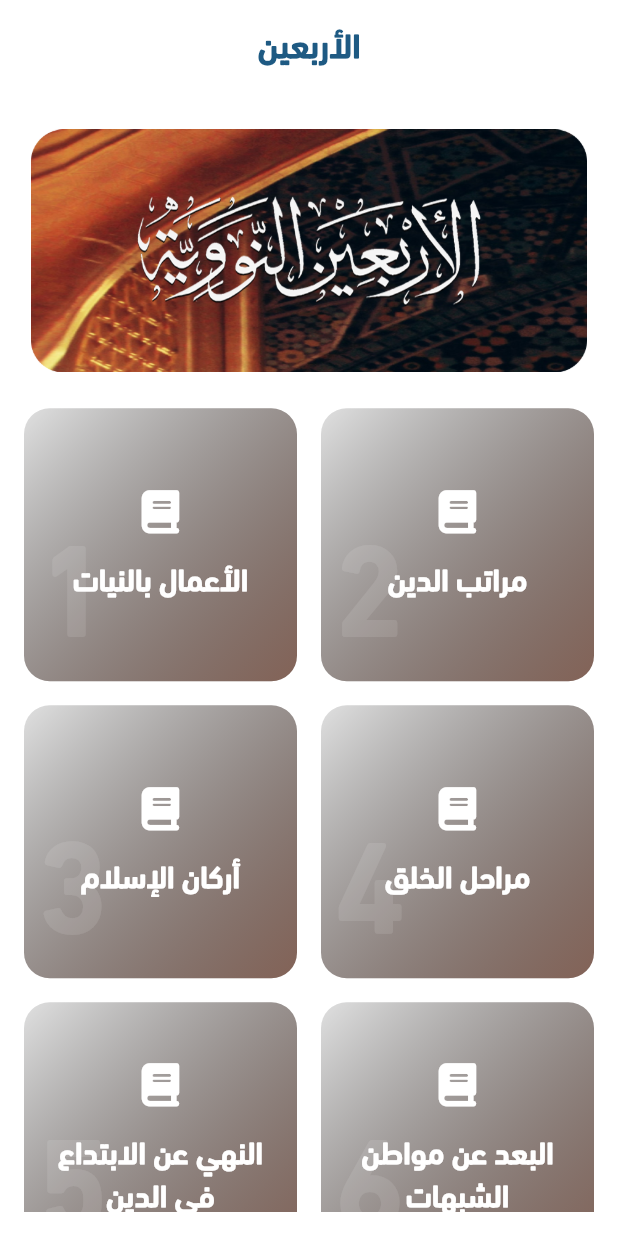
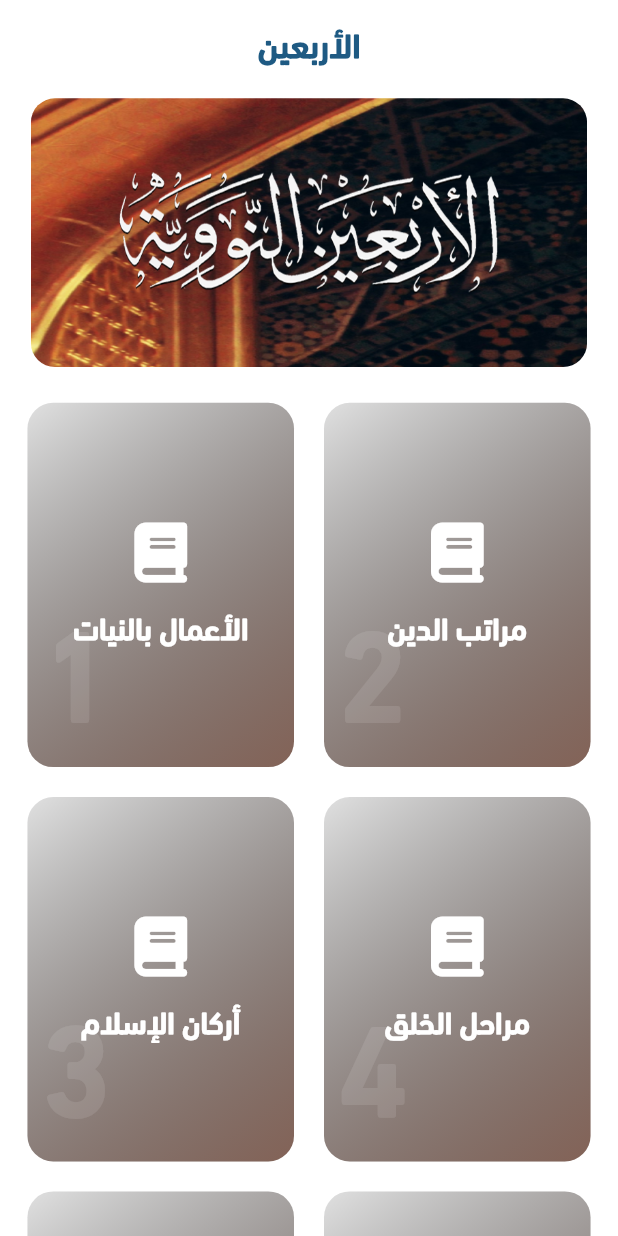
Before and after one commit to hamdyhaggag/Tatmaen-Azkar_App, a Flutter app: the AhadithScreen screen opened directly, on a phone screen of 412 x 824 dp. Run offline on Flutter 3.47's test engine with Material 3 defaults, Android fonts, the phone set to English and light mode, and no system bars; our stand-ins replace awesome_notifications, bloc, confetti, dio, easy_dynamic_theme, firebase_core and 12 more; missing offline and left inert: esys_flutter_share_plus, flutter_vibrate; accounts and stored records are empty.

Commit message:
Refactor AhadithScreen for Consistency with AzkarCategoryCard: Standardize Container Size, Circular Image Edges, and Matching Icon/Text Style

```diff
--- a/lib/Business_Logic/Cubit/app_cubit.dart
+++ b/lib/Business_Logic/Cubit/app_cubit.dart
@@ -3,6 +3,7 @@ import 'package:flutter_svg/flutter_svg.dart';
 import 'package:geocoding/geocoding.dart';
 import 'package:geolocator/geolocator.dart';
 import 'package:tatmaen/Data/Model/times_model.dart';
+import 'package:tatmaen/Presentation/screens/azkar_screens/azkar_screen.dart';
 import 'package:tatmaen/imports.dart';
 
 class AppCubit extends Cubit<AppStates> {
--- a/lib/Data/notification/notification_service.dart
+++ b/lib/Data/notification/notification_service.dart
@@ -1,4 +1,5 @@
 import 'package:flutter/material.dart';
+import 'package:tatmaen/Presentation/screens/azkar_screens/azkar_screen.dart';
 import '../../imports.dart';
 
 class NotificationService {
--- a/lib/Presentation/Widgets/Azkar/ahadith_category_card.dart
+++ b/lib/Presentation/Widgets/Azkar/ahadith_category_card.dart
@@ -5,7 +5,7 @@ class AhadithCategoryCard extends StatelessWidget {
   final IconData icon;
   final String title;
   final VoidCallback onTap;
-  final String? imageUrl; // Nullable imageUrl
+  final String? imageUrl;
   final int number;
 
   const AhadithCategoryCard({
@@ -13,7 +13,7 @@ class AhadithCategoryCard extends StatelessWidget {
     required this.icon,
     required this.title,
     required this.onTap,
-    this.imageUrl, // Optional parameter
+    this.imageUrl,
     required this.number,
   });
 
@@ -24,8 +24,17 @@ class AhadithCategoryCard extends StatelessWidget {
       child: Stack(
         clipBehavior: Clip.none,
         children: [
-          // Background Image
-          Positioned.fill(
+          _buildBackground(),
+          _buildGradientOverlay(),
+          _buildContent(),
+          _buildNumber(),
+        ],
+      ),
+    );
+  }
+
+  Widget _buildBackground() {
+    return Positioned.fill(
       child: Container(
         decoration: BoxDecoration(
           image: imageUrl != null
@@ -33,30 +42,35 @@ class AhadithCategoryCard extends StatelessWidget {
                   image: AssetImage(imageUrl!),
                   fit: BoxFit.cover,
                 )
-                    : null, // No image
-                color: imageUrl == null
-                    ? Colors.grey[300]
-                    : null, // Placeholder color
+              : null,
+          color: imageUrl == null ? Colors.grey[300] : null,
           borderRadius: BorderRadius.circular(15.0.r),
         ),
       ),
-          ),
-          // Linear Gradient Overlay
-          Positioned.fill(
+    );
+  }
+
+  Widget _buildGradientOverlay() {
+    return Positioned.fill(
       child: DecoratedBox(
         decoration: BoxDecoration(
           borderRadius: BorderRadius.circular(15.0.r),
           gradient: LinearGradient(
-                  colors: [Colors.transparent, Colors.brown.withOpacity(0.9)],
+            colors: [
+              Colors.transparent,
+              Colors.brown.withOpacity(0.9),
+            ],
             stops: const [0.0, 1.0],
             begin: Alignment.topLeft,
             end: Alignment.bottomRight,
           ),
         ),
       ),
-          ),
-          // Content
-          Positioned.fill(
+    );
+  }
+
+  Widget _buildContent() {
+    return Positioned.fill(
       child: Container(
         padding: EdgeInsets.all(16.0.w),
         child: Column(
@@ -64,7 +78,7 @@ class AhadithCategoryCard extends StatelessWidget {
           children: [
             Icon(
               icon,
-                    size: 25.0.sp,
+              size: 35.0.sp,
               color: Colors.white,
             ),
             SizedBox(height: 12.0.h),
@@ -81,8 +95,11 @@ class AhadithCategoryCard extends StatelessWidget {
           ],
         ),
       ),
-          ),
-          Positioned(
+    );
+  }
+
+  Widget _buildNumber() {
+    return Positioned(
       bottom: 8.0.h,
       left: 8.0.w,
       child: Text(
@@ -93,9 +110,6 @@ class AhadithCategoryCard extends StatelessWidget {
           color: Colors.white.withOpacity(0.1),
         ),
       ),
-          ),
-        ],
-      ),
     );
   }
 }
--- a/lib/Presentation/Widgets/Azkar/search.dart
+++ b/lib/Presentation/Widgets/Azkar/search.dart
@@ -1,5 +1,6 @@
 import 'package:flutter/material.dart';
 import 'package:tatmaen/Presentation/Config/constants/colors.dart';
+import 'package:tatmaen/Presentation/screens/azkar_screens/azkar_screen.dart';
 
 import '../../../imports.dart';
 
--- a/lib/Presentation/screens/Ahadith_screen/ahadith_screen.dart
+++ b/lib/Presentation/screens/Ahadith_screen/ahadith_screen.dart
@@ -11,18 +11,23 @@ class AhadithScreen extends StatelessWidget {
       backgroundColor: isDarkMode ? const Color(0xff1F1F1F) : Colors.white,
       appBar: const CustomAppBar(title: 'الأربعين', isHome: true),
       body: Padding(
-        padding: const EdgeInsets.all(16.0),
+        padding: EdgeInsets.symmetric(horizontal: 16.w),
         child: SingleChildScrollView(
           child: Column(
             children: [
-              SizedBox(height: 12.0.h),
+              SizedBox(height: 8.0.h),
               Padding(
-                padding: EdgeInsets.symmetric(horizontal: 4.0.w),
-                child: Image.asset(
-                  'assets/mot.png',
-                  alignment: Alignment.topCenter,
-                ),
-              ),
+                  padding: EdgeInsets.symmetric(horizontal: 2.0.w),
+                  child: ClipRRect(
+                    borderRadius: BorderRadius.circular(16.0),
+                    child: Image.asset(
+                      'assets/mot.png',
+                      width: double.infinity,
+                      height: 150.h,
+                      fit: BoxFit.cover,
+                      alignment: Alignment.topCenter,
+                    ),
+                  )),
               SizedBox(height: 20.0.h),
               _buildAhadithList(context),
             ],
@@ -150,15 +155,15 @@ class AhadithScreen extends StatelessWidget {
     ];
     return LayoutBuilder(
       builder: (context, constraints) {
-        final crossAxisCount = constraints.maxWidth < 600 ? 2 : 2;
         return GridView.builder(
           shrinkWrap: true,
           physics: const NeverScrollableScrollPhysics(),
           itemCount: ahadithItems.length,
-          gridDelegate: SliverGridDelegateWithFixedCrossAxisCount(
-            crossAxisCount: crossAxisCount,
-            crossAxisSpacing: 16.0,
-            mainAxisSpacing: 16.0,
+          gridDelegate: const SliverGridDelegateWithFixedCrossAxisCount(
+            crossAxisCount: 2,
+            childAspectRatio: 3 / 4.1,
+            mainAxisSpacing: 20.0,
+            crossAxisSpacing: 20.0,
           ),
           itemBuilder: (context, index) {
             final item = ahadithItems[index];
--- a/lib/imports.dart
+++ b/lib/imports.dart
@@ -131,7 +131,6 @@ export 'package:tatmaen/Presentation/Widgets/Azkar/azkar_model_view.dart';
 export 'package:tatmaen/Data/utils/cache_helper.dart';
 export 'package:tatmaen/Data/utils/dio_helper.dart';
 export 'package:tatmaen/Presentation/screens/Ahadith_screen/ahadith_screen.dart';
-export 'package:tatmaen/Presentation/screens/azkar_screens/azkar_screen.dart';
 export 'package:tatmaen/Presentation/screens/timings_screen.dart';
 export 'package:tatmaen/Business_Logic/bloc_observer/bloc_observer.dart';
 export 'package:tatmaen/main.dart';
--- a/pubspec.yaml
+++ b/pubspec.yaml
@@ -38,7 +38,7 @@ dependencies:
   flutter_screenutil: ^5.9.0
   flutter_svg: ^2.0.7
   flutter_vibrate: ^1.3.0
-  fluttertoast: ^8.2.2
+  fluttertoast: ^8.2.6
   font_awesome_flutter: ^10.1.0
   geocoding: ^3.0.0
   geolocator: ^12.0.0
@@ -57,7 +57,7 @@ dependencies:
   awesome_notifications: ^0.9.3+1
   change_app_package_name: ^1.1.0
   rename_app: ^1.3.2
-  esys_flutter_share_plus: ^2.0.0
+  esys_flutter_share_plus: ^2.2.0
   confetti: ^0.7.0
   percent_indicator: ^4.2.2
   flutter_staggered_grid_view: ^0.7.0
```
Also changed, not shown: lib/Presentation/Widgets/Shared/azkar_category_card.dart (+24 -24 lines), lib/Presentation/screens/azkar_screens/azkar_screen.dart (+209 -23 lines), 3 other files. Lines whose indentation alone changed are shown as unchanged.
